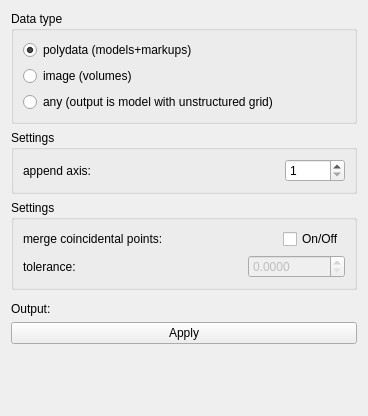
Before: the Qt Designer form MergeNodes/Resources/UI/qSlicerMergeNodesModuleWidget.ui in tierra-colada/SlicerInterpolation, drawn with Qt 5.
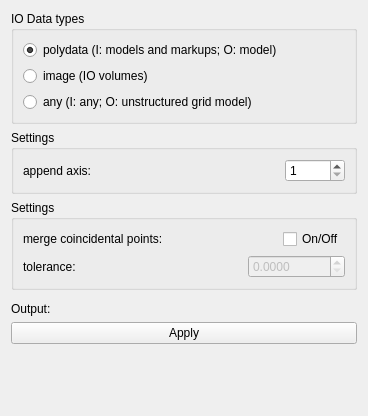
After: the same form once the commit is applied. Custom widgets are drawn as their Qt base class.

Commit message: Interpolation module is greatly improved but not ready yet

What changed in the file:
```diff
--- a/MergeNodes/Resources/UI/qSlicerMergeNodesModuleWidget.ui
+++ b/MergeNodes/Resources/UI/qSlicerMergeNodesModuleWidget.ui
@@ -17,13 +17,13 @@
    <item>
     <widget class="QGroupBox" name="groupBox">
      <property name="title">
-      <string>Data type</string>
+      <string>IO Data types</string>
      </property>
      <layout class="QVBoxLayout" name="verticalLayout_2">
       <item>
        <widget class="QRadioButton" name="pdataRadioBtn">
         <property name="text">
-         <string>polydata (models+markups)</string>
+         <string>polydata (I: models and markups; O: model)</string>
         </property>
         <property name="checked">
          <bool>true</bool>
@@ -33,14 +33,14 @@
       <item>
        <widget class="QRadioButton" name="imageRadioBtn">
         <property name="text">
-         <string>image (volumes)</string>
+         <string>image (IO volumes)</string>
         </property>
        </widget>
       </item>
       <item>
        <widget class="QRadioButton" name="anyRadioBtn">
         <property name="text">
-         <string>any (output is model with unstructured grid)</string>
+         <string>any (I: any; O: unstructured grid model)</string>
         </property>
        </widget>
       </item>
```
The commit also changes 21 other files.
